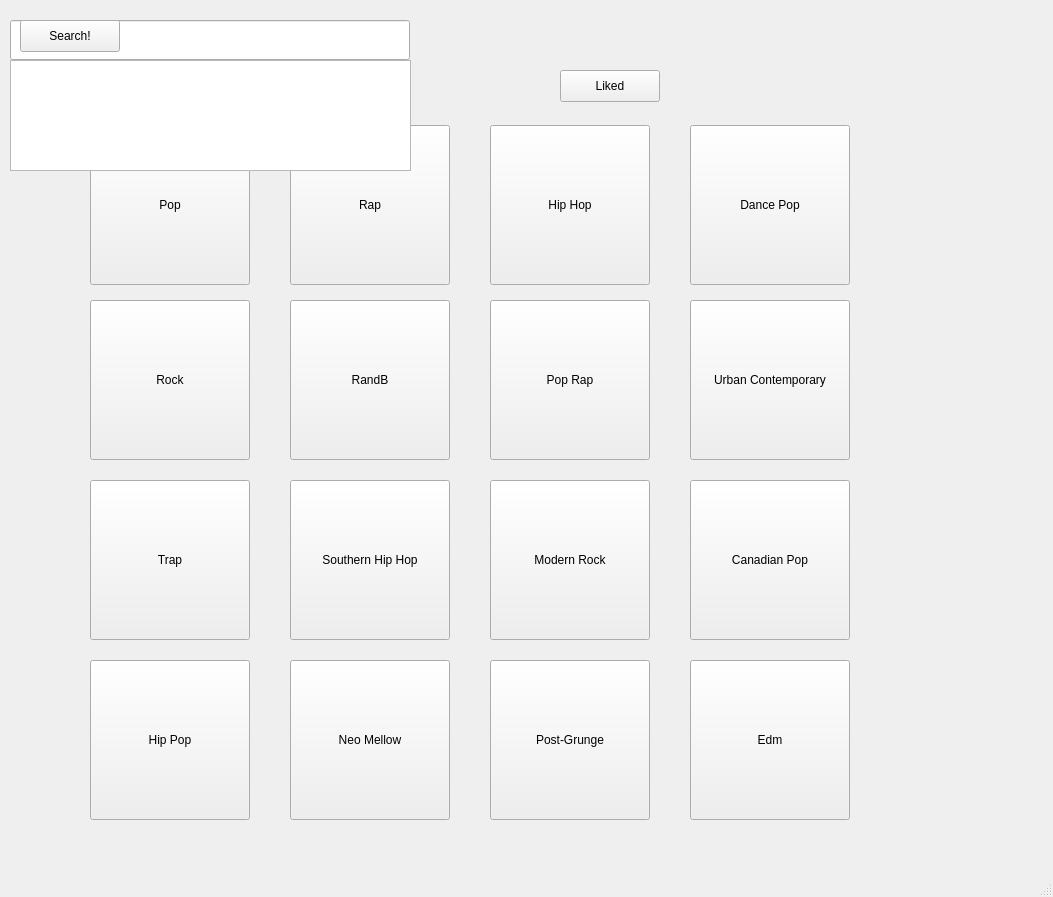
Qt form mainwindow.ui (Texvss/Spotify_project) before a commit.
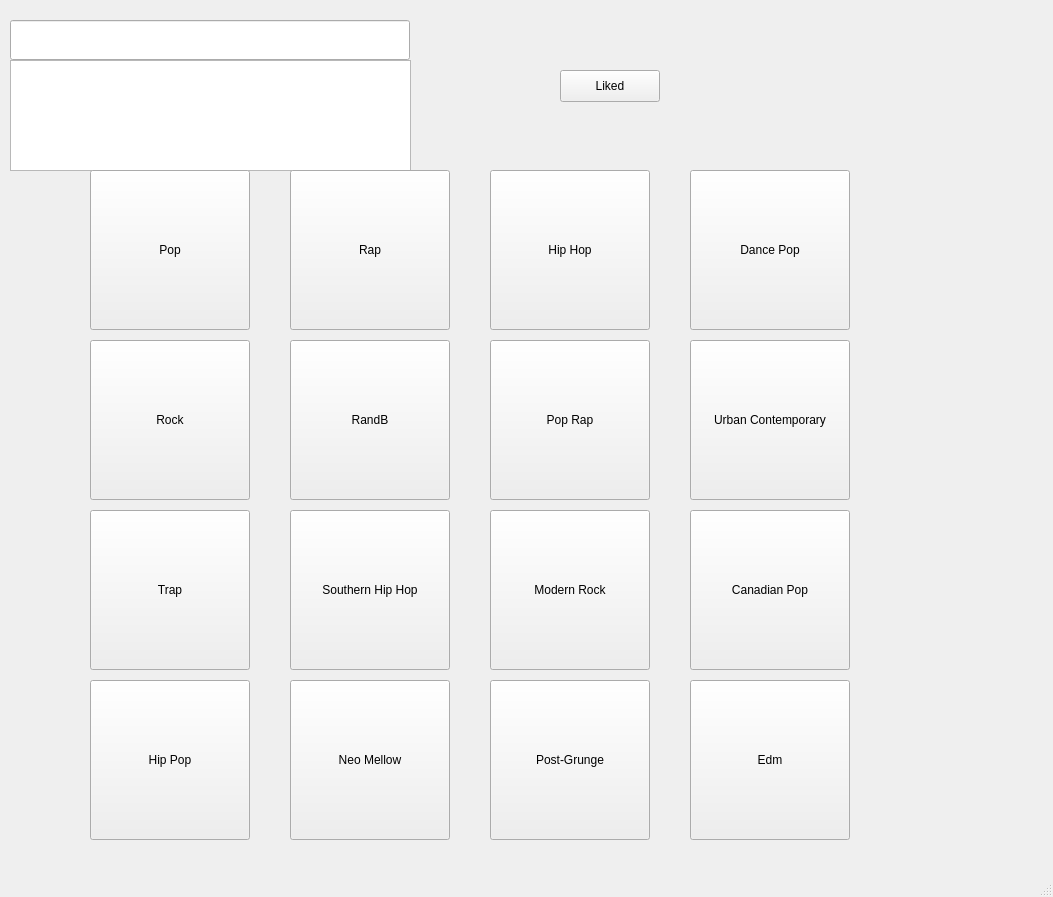
The same form after that commit.

The edit to the form file:
```diff
--- a/mainwindow.ui
+++ b/mainwindow.ui
@@ -18,7 +18,7 @@
     <property name="geometry">
      <rect>
       <x>90</x>
-      <y>125</y>
+      <y>170</y>
       <width>160</width>
       <height>160</height>
      </rect>
@@ -31,7 +31,7 @@
     <property name="geometry">
      <rect>
       <x>290</x>
-      <y>125</y>
+      <y>170</y>
       <width>160</width>
       <height>160</height>
      </rect>
@@ -44,7 +44,7 @@
     <property name="geometry">
      <rect>
       <x>90</x>
-      <y>300</y>
+      <y>340</y>
       <width>160</width>
       <height>160</height>
      </rect>
@@ -57,7 +57,7 @@
     <property name="geometry">
      <rect>
       <x>290</x>
-      <y>300</y>
+      <y>340</y>
       <width>160</width>
       <height>160</height>
      </rect>
@@ -123,7 +123,7 @@
     <property name="geometry">
      <rect>
       <x>490</x>
-      <y>125</y>
+      <y>170</y>
       <width>160</width>
       <height>160</height>
      </rect>
@@ -136,7 +136,7 @@
     <property name="geometry">
      <rect>
       <x>690</x>
-      <y>125</y>
+      <y>170</y>
       <width>160</width>
       <height>160</height>
      </rect>
@@ -149,7 +149,7 @@
     <property name="geometry">
      <rect>
       <x>490</x>
-      <y>300</y>
+      <y>340</y>
       <width>160</width>
       <height>160</height>
      </rect>
@@ -162,7 +162,7 @@
     <property name="geometry">
      <rect>
       <x>690</x>
-      <y>300</y>
+      <y>340</y>
       <width>160</width>
       <height>160</height>
      </rect>
@@ -175,7 +175,7 @@
     <property name="geometry">
      <rect>
       <x>290</x>
-      <y>480</y>
+      <y>510</y>
       <width>160</width>
       <height>160</height>
      </rect>
@@ -188,7 +188,7 @@
     <property name="geometry">
      <rect>
       <x>90</x>
-      <y>660</y>
+      <y>680</y>
       <width>160</width>
       <height>160</height>
      </rect>
@@ -201,7 +201,7 @@
     <property name="geometry">
      <rect>
       <x>490</x>
-      <y>480</y>
+      <y>510</y>
       <width>160</width>
       <height>160</height>
      </rect>
@@ -214,7 +214,7 @@
     <property name="geometry">
      <rect>
       <x>690</x>
-      <y>480</y>
+      <y>510</y>
       <width>160</width>
       <height>160</height>
      </rect>
@@ -227,7 +227,7 @@
     <property name="geometry">
      <rect>
       <x>690</x>
-      <y>660</y>
+      <y>680</y>
       <width>160</width>
       <height>160</height>
      </rect>
@@ -240,7 +240,7 @@
     <property name="geometry">
      <rect>
       <x>90</x>
-      <y>480</y>
+      <y>510</y>
       <width>160</width>
       <height>160</height>
      </rect>
@@ -253,7 +253,7 @@
     <property name="geometry">
      <rect>
       <x>490</x>
-      <y>660</y>
+      <y>680</y>
       <width>160</width>
       <height>160</height>
      </rect>
@@ -266,7 +266,7 @@
     <property name="geometry">
      <rect>
       <x>290</x>
-      <y>660</y>
+      <y>680</y>
       <width>160</width>
       <height>160</height>
      </rect>
@@ -291,19 +291,6 @@
      <enum>Qt::RichText</enum>
     </property>
    </widget>
-   <widget class="QPushButton" name="searchButton">
-    <property name="geometry">
-     <rect>
-      <x>20</x>
-      <y>20</y>
-      <width>100</width>
-      <height>32</height>
-     </rect>
-    </property>
-    <property name="text">
-     <string>Search!</string>
-    </property>
-   </widget>
    <widget class="QPushButton" name="likedButton">
     <property name="geometry">
      <rect>
@@ -317,6 +304,26 @@
      <string>Liked</string>
     </property>
    </widget>
+   <zorder>rockButton</zorder>
+   <zorder>randbButton</zorder>
+   <zorder>searchList</zorder>
+   <zorder>searchLine</zorder>
+   <zorder>hiphopButton</zorder>
+   <zorder>dancepopButton</zorder>
+   <zorder>poprapbutton</zorder>
+   <zorder>urbanconbutton</zorder>
+   <zorder>southernhiphopButton</zorder>
+   <zorder>hippopButton</zorder>
+   <zorder>modernrockButton</zorder>
+   <zorder>canadianpopButton</zorder>
+   <zorder>edmButton</zorder>
+   <zorder>trapButton</zorder>
+   <zorder>postgrungeButton</zorder>
+   <zorder>neoMellowButton</zorder>
+   <zorder>userLabel</zorder>
+   <zorder>likedButton</zorder>
+   <zorder>rapButton</zorder>
+   <zorder>popButton</zorder>
   </widget>
   <widget class="QMenuBar" name="menubar">
    <property name="geometry">
```
